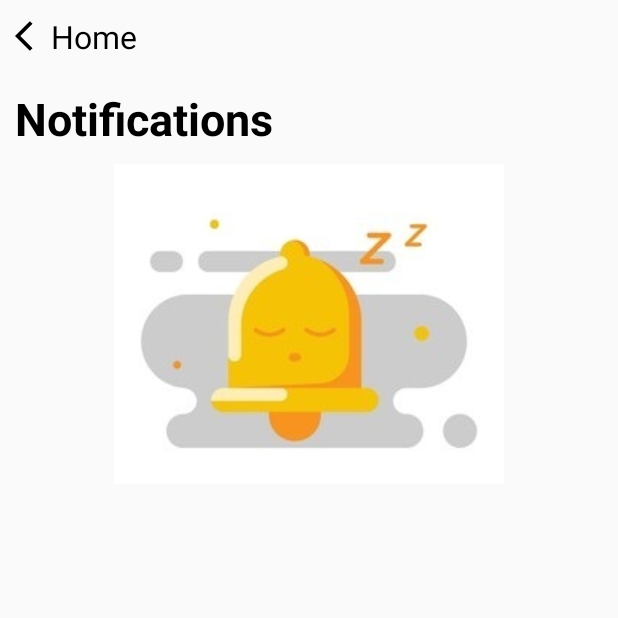
After one commit to Kingbond470/MFine, an Android app: the fragment NotificationFragment placed in its activity, on a phone screen of 412 x 824 dp, the top half of it. The commit adds this screen. Run offline under Robolectric (Android 15) with nearby library versions, the phone set to English and light mode, and no system bars.

Commit message:
Notification , Home Screen Template

```diff
--- a/MFineApplication/app/src/main/AndroidManifest.xml
+++ b/MFineApplication/app/src/main/AndroidManifest.xml
@@ -9,13 +9,16 @@
         android:roundIcon="@mipmap/ic_launcher_round"
         android:supportsRtl="true"
         android:theme="@style/Theme.MFineApplication">
-        <activity android:name=".SplashScreen">
+        <activity android:name=".HomeActivity">
             <intent-filter>
                 <action android:name="android.intent.action.MAIN" />
 
                 <category android:name="android.intent.category.LAUNCHER" />
             </intent-filter>
         </activity>
+        <activity android:name=".SplashScreen">
+
+        </activity>
     </application>
 
 </manifest>
--- /dev/null
+++ b/MFineApplication/app/src/main/java/com/example/mfineapplication/HomeActivity.kt
@@ -0,0 +1,29 @@
+package com.example.mfineapplication
+
+import android.os.Bundle
+import androidx.appcompat.app.AppCompatActivity
+
+class HomeActivity : AppCompatActivity() {
+    private val fragmentManager = supportFragmentManager
+    private val fragmentTransaction = fragmentManager.beginTransaction()
+    override fun onCreate(savedInstanceState: Bundle?) {
+        super.onCreate(savedInstanceState)
+        setContentView(R.layout.activity_home)
+        if (intent?.getStringExtra("token").equals("notificationFragment")) {
+            launchNotificationFragment()
+        } else {
+            launchHomeFragment()
+        }
+    }
+
+    private fun launchHomeFragment() {
+        val homeFragment = HomeFragment()
+        fragmentTransaction.add(R.id.fragment, homeFragment, "").commit()
+    }
+
+    private fun launchNotificationFragment() {
+        val notificationFragment = NotificationFragment()
+        fragmentTransaction.add(R.id.fragment, notificationFragment, "notificationFragment")
+            .commit()
+    }
+}
--- /dev/null
+++ b/MFineApplication/app/src/main/java/com/example/mfineapplication/HomeFragment.kt
@@ -0,0 +1,24 @@
+package com.example.mfineapplication
+
+import android.content.Intent
+import android.os.Bundle
+import android.view.View
+import androidx.fragment.app.Fragment
+import kotlinx.android.synthetic.main.fragment_home.*
+
+
+class HomeFragment : Fragment(R.layout.fragment_home) {
+    override fun onCreate(savedInstanceState: Bundle?) {
+        super.onCreate(savedInstanceState)
+    }
+
+    override fun onViewCreated(view: View, savedInstanceState: Bundle?) {
+        super.onViewCreated(view, savedInstanceState)
+
+        notification_btn.setOnClickListener {
+            val intent = Intent(context, HomeActivity::class.java)
+            intent.putExtra("token","notificationFragment")
+            startActivity(intent)
+        }
+    }
+}
--- /dev/null
+++ b/MFineApplication/app/src/main/java/com/example/mfineapplication/NotificationFragment.kt
@@ -0,0 +1,11 @@
+package com.example.mfineapplication
+
+import android.os.Bundle
+import androidx.fragment.app.Fragment
+import android.view.LayoutInflater
+import android.view.View
+import android.view.ViewGroup
+
+class NotificationFragment : Fragment(R.layout.fragment_notification) {
+
+}
--- /dev/null
+++ b/MFineApplication/app/src/main/res/drawable/back_arrow.xml
@@ -0,0 +1,11 @@
+<vector xmlns:android="http://schemas.android.com/apk/res/android"
+    android:width="24dp"
+    android:height="24dp"
+    android:autoMirrored="true"
+    android:tint="#000000"
+    android:viewportWidth="24"
+    android:viewportHeight="24">
+    <path
+        android:fillColor="@android:color/white"
+        android:pathData="M11.67,3.87L9.9,2.1 0,12l9.9,9.9 1.77,-1.77L3.54,12z" />
+</vector>
--- /dev/null
+++ b/MFineApplication/app/src/main/res/layout/activity_home.xml
@@ -0,0 +1,9 @@
+<?xml version="1.0" encoding="utf-8"?>
+<FrameLayout xmlns:android="http://schemas.android.com/apk/res/android"
+    xmlns:tools="http://schemas.android.com/tools"
+    android:id="@+id/fragment"
+    android:layout_width="match_parent"
+    android:layout_height="match_parent"
+    tools:context=".HomeActivity">
+
+</FrameLayout>
--- /dev/null
+++ b/MFineApplication/app/src/main/res/layout/fragment_notification.xml
@@ -0,0 +1,42 @@
+<?xml version="1.0" encoding="utf-8"?>
+<LinearLayout xmlns:android="http://schemas.android.com/apk/res/android"
+    xmlns:tools="http://schemas.android.com/tools"
+    android:layout_width="match_parent"
+    android:layout_height="match_parent"
+    android:orientation="vertical"
+    tools:context=".NotificationFragment">
+
+    <TextView
+        android:layout_width="wrap_content"
+        android:layout_height="wrap_content"
+        android:layout_margin="10dp"
+        android:drawableLeft="@drawable/back_arrow"
+        android:text="Home"
+        android:textColor="#000000"
+        android:textSize="21dp" />
+
+    <TextView
+        android:layout_width="wrap_content"
+        android:layout_height="wrap_content"
+        android:layout_margin="10dp"
+        android:text="Notifications"
+        android:textColor="#000000"
+        android:textSize="30dp"
+        android:textStyle="bold" />
+
+    <ImageView
+        android:layout_width="wrap_content"
+        android:layout_height="wrap_content"
+        android:layout_gravity="center"
+        android:scaleType="centerCrop"
+        android:src="@drawable/notification_img" />
+
+    <androidx.recyclerview.widget.RecyclerView
+        android:id="@+id/notification_recyclerView"
+        android:layout_width="match_parent"
+        android:layout_height="match_parent"
+        android:layout_margin="10dp"
+        android:orientation="vertical"
+        android:visibility="gone" />
+
+</LinearLayout>
--- a/MFineApplication/app/src/main/res/values/strings.xml
+++ b/MFineApplication/app/src/main/res/values/strings.xml
@@ -1,3 +1,5 @@
 <resources>
     <string name="app_name">MFine Application</string>
+    <!-- TODO: Remove or change this placeholder text -->
+    <string name="hello_blank_fragment">Hello blank fragment</string>
 </resources>
--- a/MFineApplication/app/src/main/res/values/themes.xml
+++ b/MFineApplication/app/src/main/res/values/themes.xml
@@ -1,6 +1,6 @@
 <resources xmlns:tools="http://schemas.android.com/tools">
     <!-- Base application theme. -->
-    <style name="Theme.MFineApplication" parent="Theme.MaterialComponents.DayNight.DarkActionBar">
+    <style name="Theme.MFineApplication" parent="Theme.AppCompat.Light.NoActionBar">
         <!-- Primary brand color. -->
         <item name="colorPrimary">@color/purple_500</item>
         <item name="colorPrimaryVariant">@color/purple_700</item>
```
Also changed, not shown: MFineApplication/app/build.gradle (+10 -1 lines), MFineApplication/app/src/main/res/drawable/custom_bg1.xml (added, +9 -0 lines), MFineApplication/app/src/main/res/drawable/notification_icon.xml (added, +10 -0 lines), MFineApplication/app/src/main/res/drawable/wallet_icon.xml (added, +13 -0 lines), MFineApplication/app/src/main/res/layout/activity_splash.xml (+6 -6 lines), MFineApplication/app/src/main/res/layout/fragment_home.xml (added, +99 -0 lines), MFineApplication/app/src/main/res/drawable/img1.jpg (added), MFineApplication/app/src/main/res/drawable/notification_img.jpg (added).
